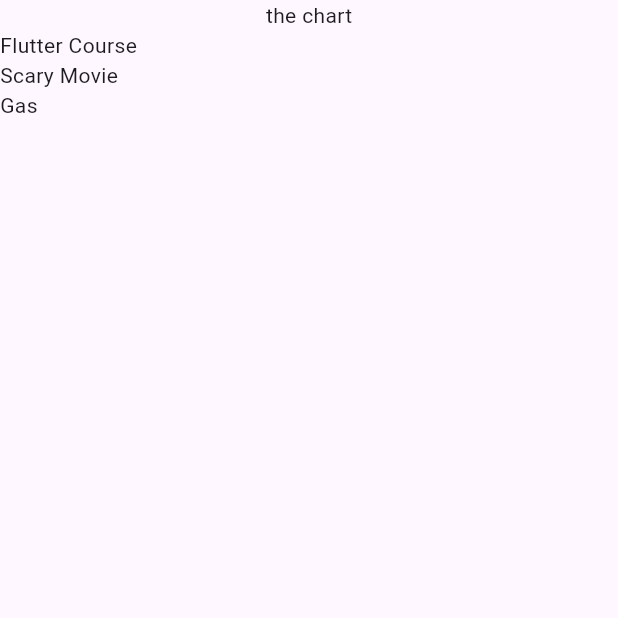
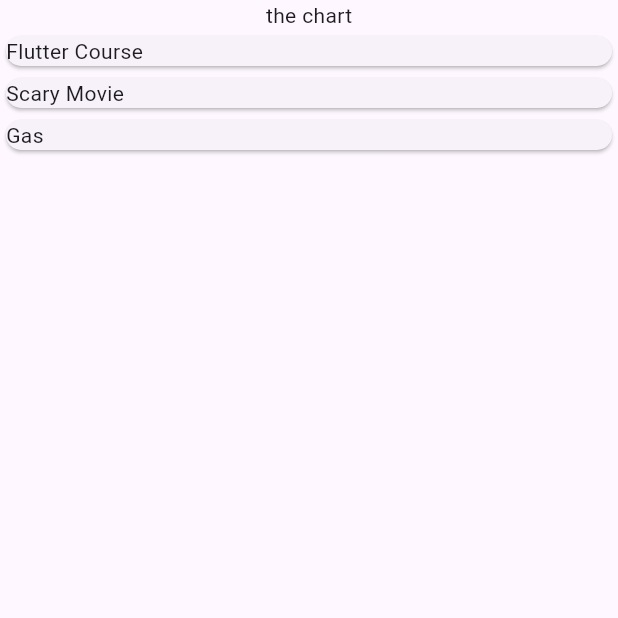
Before and after one commit to verdetea22/expense-tracker, a Flutter app: the screen it shows after launch, on a phone screen of 412 x 824 dp, the top half of it. Run offline on Flutter 3.47's test engine with Material 3 defaults, Android fonts, the phone set to English and light mode, and no system bars.

Commit message:
cards added for expense list

```diff
--- a/lib/main.dart
+++ b/lib/main.dart
@@ -1,6 +1,6 @@
 import 'package:flutter/material.dart';
 
-import 'package:expense_tracker/expenses.dart';
+import 'package:expense_tracker/widgets/expenses.dart';
 
 void main() {
   runApp(
--- a/lib/expenses.dart
+++ b/lib/widgets/expenses.dart
@@ -1,4 +1,4 @@
-import 'package:expense_tracker/expenses_list.dart';
+import 'package:expense_tracker/widgets/expenses_list/expenses_list.dart';
 import 'package:expense_tracker/models/expense.dart';
 import 'package:flutter/material.dart';
 
--- /dev/null
+++ b/lib/widgets/expenses_list/expense_item.dart
@@ -0,0 +1,14 @@
+import 'package:flutter/material.dart';
+
+import 'package:expense_tracker/models/expense.dart';
+
+class ExpenseItem extends StatelessWidget{
+  const ExpenseItem(this.expense, {super.key});
+
+  final Expense expense;
+
+  @override
+  Widget build(BuildContext context){
+    return Card(child: Text(expense.title),);
+  }
+}
--- a/lib/expenses_list.dart
+++ b/lib/widgets/expenses_list/expenses_list.dart
@@ -1,5 +1,8 @@
+import 'package:flutter/material.dart';
+
 import 'package:expense_tracker/models/expense.dart';
-import 'package:flutter/material.dart';
+import 'package:expense_tracker/widgets/expenses_list/expense_item.dart';
+
 
 class ExpensesList extends StatelessWidget{
   const ExpensesList({
@@ -13,7 +16,7 @@ class ExpensesList extends StatelessWidget{
   Widget build(BuildContext context){
     return ListView.builder(
       itemCount: expenses.length,
-      itemBuilder: (ctx, index) => Text(expenses[index].title),
+      itemBuilder: (ctx, index) => ExpenseItem(expenses[index]),
     );
   }
 }
```
